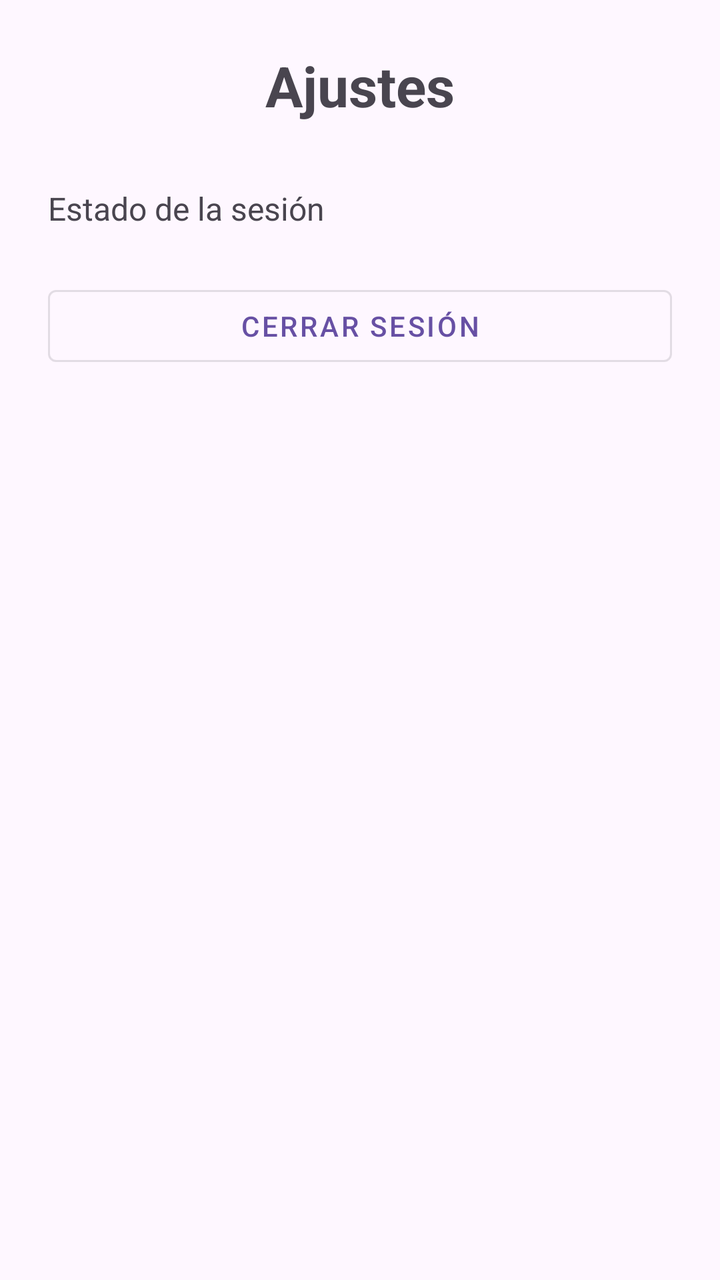
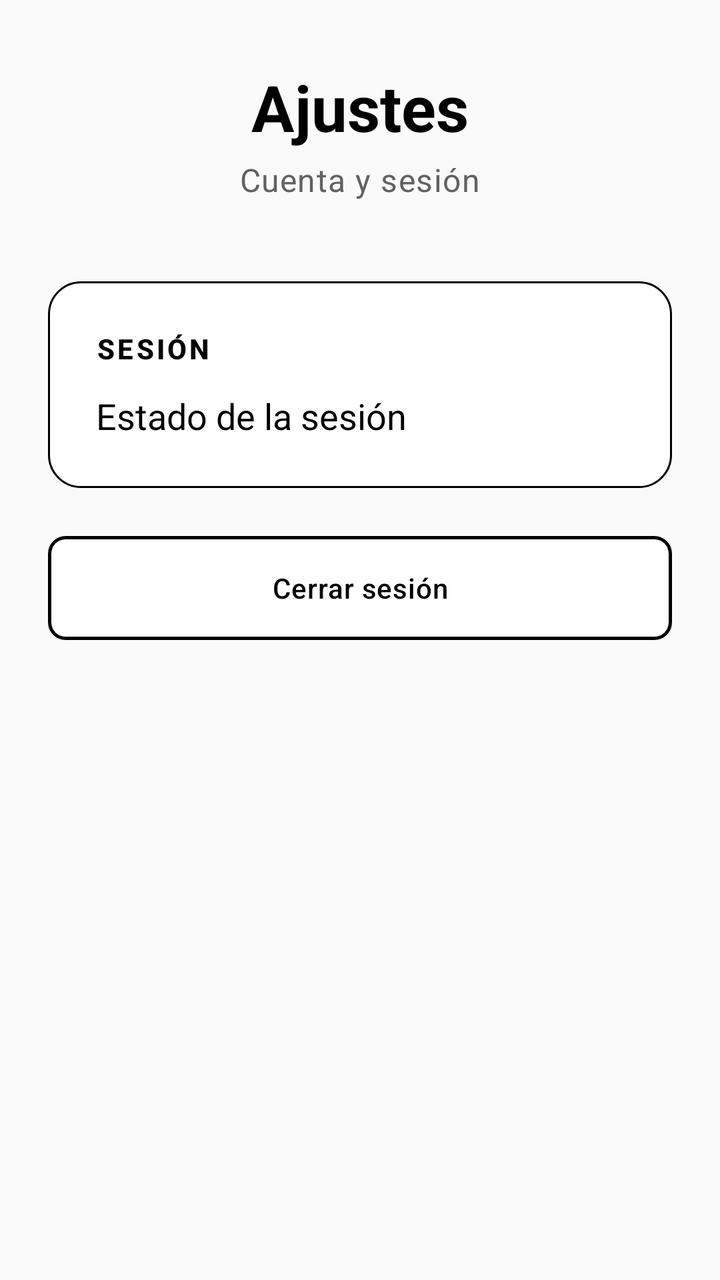

Compare the two renders of this Android layout. The source of the first and the diff that turns it into the second are given below.
<!-- AndroidManifest.xml: application theme Theme.Proyectofinal -->
<!-- res/layout/fragment_settings.xml -->
<?xml version="1.0" encoding="utf-8"?>
<androidx.constraintlayout.widget.ConstraintLayout xmlns:android="http://schemas.android.com/apk/res/android"
    xmlns:app="http://schemas.android.com/apk/res-auto"
    xmlns:tools="http://schemas.android.com/tools"
    android:layout_width="match_parent"
    android:layout_height="match_parent"
    tools:context=".ui.settings.SettingsFragment">

    <TextView
        android:id="@+id/tvSettingsTitle"
        android:layout_width="wrap_content"
        android:layout_height="wrap_content"
        android:layout_marginTop="24dp"
        android:text="Ajustes"
        android:textSize="28sp"
        android:textStyle="bold"
        app:layout_constraintEnd_toEndOf="parent"
        app:layout_constraintStart_toStartOf="parent"
        app:layout_constraintTop_toTopOf="parent" />

    <TextView
        android:id="@+id/tvSesionInfo"
        android:layout_width="0dp"
        android:layout_height="wrap_content"
        android:layout_marginStart="24dp"
        android:layout_marginTop="32dp"
        android:layout_marginEnd="24dp"
        android:text="Estado de la sesión"
        android:textSize="16sp"
        app:layout_constraintEnd_toEndOf="parent"
        app:layout_constraintStart_toStartOf="parent"
        app:layout_constraintTop_toBottomOf="@id/tvSettingsTitle" />

    <Button
        android:id="@+id/btnCerrarSesion"
        style="@style/Widget.MaterialComponents.Button.OutlinedButton"
        android:layout_width="0dp"
        android:layout_height="wrap_content"
        android:layout_marginStart="24dp"
        android:layout_marginTop="24dp"
        android:layout_marginEnd="24dp"
        android:text="Cerrar sesión"
        app:layout_constraintEnd_toEndOf="parent"
        app:layout_constraintStart_toStartOf="parent"
        app:layout_constraintTop_toBottomOf="@id/tvSesionInfo" />

</androidx.constraintlayout.widget.ConstraintLayout>
<!-- resources referenced by this layout -->
<resources>
  <style name="Base.Theme.Proyectofinal" parent="Theme.Material3.DayNight.NoActionBar">
          
          
      </style>
  <!-- unchanged entries left out for length: 1 -->
</resources>

<!-- the commit's change to res/layout/fragment_settings.xml (unified diff, before → after) -->
@@ -4,36 +4,69 @@
     xmlns:tools="http://schemas.android.com/tools"
     android:layout_width="match_parent"
     android:layout_height="match_parent"
+    android:background="@drawable/bg_screen"
     tools:context=".ui.settings.SettingsFragment">
 
     <TextView
         android:id="@+id/tvSettingsTitle"
         android:layout_width="wrap_content"
         android:layout_height="wrap_content"
-        android:layout_marginTop="24dp"
+        android:layout_marginTop="32dp"
         android:text="Ajustes"
-        android:textSize="28sp"
-        android:textStyle="bold"
+        android:textAppearance="@style/TextAppearance.App.Headline"
+        android:textSize="32sp"
         app:layout_constraintEnd_toEndOf="parent"
         app:layout_constraintStart_toStartOf="parent"
         app:layout_constraintTop_toTopOf="parent" />
 
     <TextView
-        android:id="@+id/tvSesionInfo"
-        android:layout_width="0dp"
+        android:id="@+id/tvSettingsSubtitle"
+        android:layout_width="wrap_content"
         android:layout_height="wrap_content"
-        android:layout_marginStart="24dp"
-        android:layout_marginTop="32dp"
-        android:layout_marginEnd="24dp"
-        android:text="Estado de la sesión"
-        android:textSize="16sp"
+        android:layout_marginTop="4dp"
+        android:text="Cuenta y sesión"
+        android:textAppearance="@style/TextAppearance.App.Subtitle"
         app:layout_constraintEnd_toEndOf="parent"
         app:layout_constraintStart_toStartOf="parent"
         app:layout_constraintTop_toBottomOf="@id/tvSettingsTitle" />
 
+    <LinearLayout
+        android:id="@+id/cardSesion"
+        android:layout_width="0dp"
+        android:layout_height="wrap_content"
+        android:layout_marginStart="24dp"
+        android:layout_marginTop="40dp"
+        android:layout_marginEnd="24dp"
+        android:background="@drawable/bg_settings_card"
+        android:orientation="vertical"
+        android:padding="24dp"
+        app:layout_constraintEnd_toEndOf="parent"
+        app:layout_constraintStart_toStartOf="parent"
+        app:layout_constraintTop_toBottomOf="@id/tvSettingsSubtitle">
+
+        <TextView
+            android:layout_width="wrap_content"
+            android:layout_height="wrap_content"
+            android:text="Sesión"
+            android:textAppearance="@style/TextAppearance.App.Section"
+            android:textSize="14sp"
+            android:textAllCaps="true"
+            android:letterSpacing="0.1" />
+
+        <TextView
+            android:id="@+id/tvSesionInfo"
+            android:layout_width="match_parent"
+            android:layout_height="wrap_content"
+            android:layout_marginTop="12dp"
+            android:text="Estado de la sesión"
+            android:textColor="@color/black"
+            android:textSize="18sp" />
+
+    </LinearLayout>
+
     <Button
         android:id="@+id/btnCerrarSesion"
-        style="@style/Widget.MaterialComponents.Button.OutlinedButton"
+        style="@style/Widget.App.Button.Outlined"
         android:layout_width="0dp"
         android:layout_height="wrap_content"
         android:layout_marginStart="24dp"
@@ -42,6 +75,6 @@
         android:text="Cerrar sesión"
         app:layout_constraintEnd_toEndOf="parent"
         app:layout_constraintStart_toStartOf="parent"
-        app:layout_constraintTop_toBottomOf="@id/tvSesionInfo" />
+        app:layout_constraintTop_toBottomOf="@id/cardSesion" />
 
 </androidx.constraintlayout.widget.ConstraintLayout>
<!-- resource entries referenced after the edit -->
@@ -1,9 +1,127 @@
 <!-- resources referenced by this layout -->
 <resources>
-  <style name="Base.Theme.Proyectofinal" parent="Theme.Material3.DayNight.NoActionBar">
-          
-          
+  <color name="black">#FF000000</color>
+  <!-- drawable bg_screen (drawable) -->
+  <?xml version="1.0" encoding="utf-8"?>
+  <shape xmlns:android="http://schemas.android.com/apk/res/android"
+      android:shape="rectangle">
+      <solid android:color="@color/background" />
+  </shape>
+  <!-- drawable bg_settings_card (drawable) -->
+  <?xml version="1.0" encoding="utf-8"?>
+  <shape xmlns:android="http://schemas.android.com/apk/res/android"
+      android:shape="rectangle">
+      <solid android:color="@color/surface" />
+      <corners android:radius="16dp" />
+      <stroke
+          android:width="1dp"
+          android:color="@color/black" />
+  </shape>
+  <style name="TextAppearance.App.Headline" parent="TextAppearance.Material3.HeadlineMedium">
+          <item name="android:textColor">@color/black</item>
+          <item name="android:textStyle">bold</item>
       </style>
+  <style name="TextAppearance.App.Section" parent="TextAppearance.Material3.TitleMedium">
+          <item name="android:textColor">@color/black</item>
+          <item name="android:textStyle">bold</item>
+      </style>
+  <style name="TextAppearance.App.Subtitle" parent="TextAppearance.Material3.BodyLarge">
+          <item name="android:textColor">@color/text_secondary</item>
+      </style>
+  <style name="Widget.App.Button.Outlined" parent="Widget.Material3.Button.OutlinedButton">
+          <item name="android:background">@drawable/bg_button_outlined</item>
+          <item name="backgroundTint">@null</item>
+          <item name="strokeColor">@color/black</item>
+          <item name="strokeWidth">1.5dp</item>
+          <item name="android:textColor">@color/black</item>
+          <item name="cornerRadius">8dp</item>
+          <item name="android:minHeight">52dp</item>
+          <item name="android:textAllCaps">false</item>
+      </style>
+  <color name="background">#FFFAFAFA</color>
+  <color name="surface">#FFFFFFFF</color>
+  <color name="text_secondary">#FF616161</color>
+  <!-- drawable bg_button_outlined (drawable) -->
+  <?xml version="1.0" encoding="utf-8"?>
+  <ripple xmlns:android="http://schemas.android.com/apk/res/android"
+      android:color="#1A000000">
+      <item>
+          <shape android:shape="rectangle">
+              <solid android:color="@color/surface" />
+              <corners android:radius="8dp" />
+              <stroke
+                  android:width="1.5dp"
+                  android:color="@color/black" />
+          </shape>
+      </item>
+  </ripple>
+  <style name="Base.Theme.Proyectofinal" parent="Theme.Material3.Light.NoActionBar">
+          <item name="colorPrimary">@color/primary</item>
+          <item name="colorOnPrimary">@color/on_primary</item>
+          <item name="colorSecondary">@color/secondary</item>
+          <item name="colorOnSecondary">@color/on_secondary</item>
+          <item name="android:colorBackground">@color/background</item>
+          <item name="colorSurface">@color/surface</item>
+          <item name="colorOnSurface">@color/on_surface</item>
+          <item name="colorOnBackground">@color/on_background</item>
+          <item name="android:statusBarColor">@color/white</item>
+          <item name="android:navigationBarColor">@color/white</item>
+          <item name="android:windowLightStatusBar">true</item>
+          <item name="android:windowLightNavigationBar" tools:targetApi="27">true</item>
+          <item name="materialButtonStyle">@style/Widget.App.Button</item>
+          <item name="bottomNavigationStyle">@style/Widget.App.BottomNavigation</item>
+          <item name="android:textColorPrimary">@color/black</item>
+          <item name="android:textColorSecondary">@color/text_secondary</item>
+      </style>
+  <color name="primary">#FF000000</color>
+  <color name="on_primary">#FFFFFFFF</color>
+  <color name="secondary">#FF2D2D2D</color>
+  <color name="on_secondary">#FFFFFFFF</color>
+  <color name="on_surface">#FF121212</color>
+  <color name="on_background">#FF121212</color>
+  <color name="white">#FFFFFFFF</color>
+  <style name="Widget.App.Button" parent="Widget.Material3.Button">
+          <item name="android:background">@drawable/bg_button_primary</item>
+          <item name="backgroundTint">@null</item>
+          <item name="android:textColor">@color/white</item>
+          <item name="cornerRadius">8dp</item>
+          <item name="android:minHeight">52dp</item>
+          <item name="android:textAllCaps">false</item>
+          <item name="android:letterSpacing">0.02</item>
+      </style>
+  <style name="Widget.App.BottomNavigation" parent="Widget.Material3.BottomNavigationView">
+          <item name="android:background">@drawable/bg_bottom_nav</item>
+          <item name="itemIconTint">@color/bottom_nav_color</item>
+          <item name="itemTextColor">@color/bottom_nav_color</item>
+          <item name="labelVisibilityMode">labeled</item>
+      </style>
+  <!-- drawable bg_button_primary (drawable) -->
+  <?xml version="1.0" encoding="utf-8"?>
+  <ripple xmlns:android="http://schemas.android.com/apk/res/android"
+      android:color="#33FFFFFF">
+      <item>
+          <shape android:shape="rectangle">
+              <solid android:color="@color/black" />
+              <corners android:radius="8dp" />
+          </shape>
+      </item>
+  </ripple>
+  <!-- drawable bg_bottom_nav (drawable) -->
+  <?xml version="1.0" encoding="utf-8"?>
+  <layer-list xmlns:android="http://schemas.android.com/apk/res/android">
+      <item>
+          <shape android:shape="rectangle">
+              <solid android:color="@color/surface" />
+          </shape>
+      </item>
+      <item android:gravity="top">
+          <shape android:shape="rectangle">
+              <size android:height="1dp" />
+              <solid android:color="@color/divider" />
+          </shape>
+      </item>
+  </layer-list>
+  <color name="divider">#FFE8E8E8</color>
   <!-- unchanged entries left out for length: 1 -->
 </resources>
 
